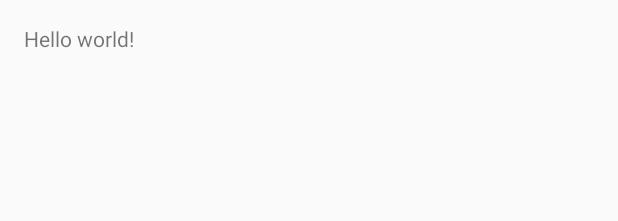
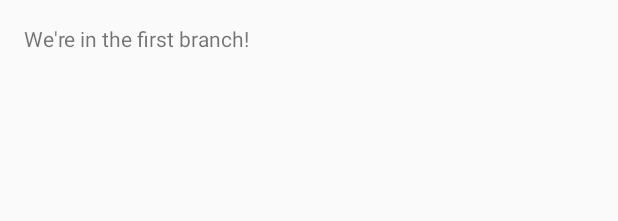
Before and after one commit to mattb73/GitTest, an Android app: the layout activity_main.xml on its own in the app's theme, with its tools: preview values and no code run, on a phone screen of 412 x 824 dp. Shown: the top 221 px of the screen. Run offline under Robolectric (Android 15) with nearby library versions, the phone set to English and light mode, and no system bars.

Commit message:
Trying to commit changes from branch. Don't know what's gonna happen to master.

```diff
--- a/app/src/main/res/layout/activity_main.xml
+++ b/app/src/main/res/layout/activity_main.xml
@@ -9,7 +9,7 @@
                 tools:context=".MainActivity">
 
     <TextView
-        android:text="@string/hello_world"
+        android:text="@string/first_branch"
         android:layout_width="wrap_content"
         android:layout_height="wrap_content"/>
 
--- a/app/src/main/res/values/strings.xml
+++ b/app/src/main/res/values/strings.xml
@@ -4,5 +4,7 @@
     <string name="app_name">GitTest</string>
     <string name="hello_world">Hello world!</string>
     <string name="action_settings">Settings</string>
+    <string name = "first_branch">We're in the first branch!</string>
+    <string name = "master_branch">We're in the master branch!!!</string>
 
 </resources>
```
